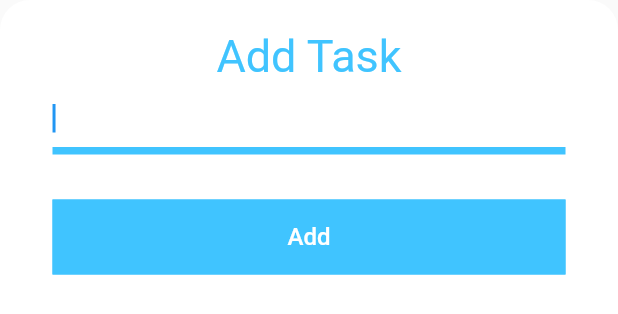
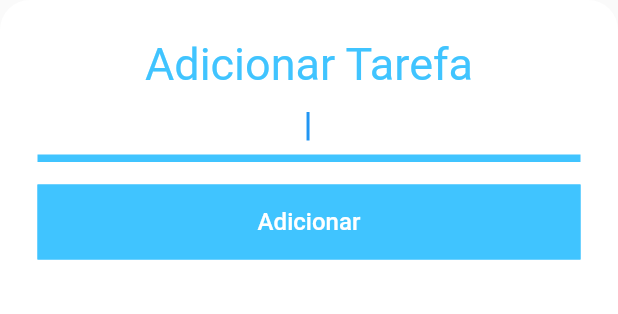
Before and after one commit to lincolnarrais/Todoey, a Flutter app: the AddTaskScreen widget shown alone on an empty page, opened directly, on a phone screen of 412 x 824 dp. Shown: the top 314 px of the screen. Run offline on Flutter 3.47's test engine with Material 2 defaults, Android fonts, the phone set to English and light mode, and no system bars.

Commit message:
Tradução para pt-BR, mais algumas pequenas alterações na UI

```diff
--- a/lib/main.dart
+++ b/lib/main.dart
@@ -14,6 +14,7 @@ class MyApp extends StatelessWidget {
     return ChangeNotifierProvider<TaskData>(
       create: (context) => TaskData(),
       child: MaterialApp(
+        title: 'Todoey',
         home: TasksScreen(),
       ),
     );
--- a/lib/provider/task_data.dart
+++ b/lib/provider/task_data.dart
@@ -4,9 +4,9 @@ import '../models/task.dart';
 
 class TaskData extends ChangeNotifier {
   List<Task> _tasks = [
-    Task(name: 'Buy  milk'),
-    Task(name: 'Buy  bread'),
-    Task(name: 'Buy  eggs'),
+    Task(name: 'Comprar leite'),
+    Task(name: 'Comprar pão'),
+    Task(name: 'Comprar ovos'),
   ];
 
   void addTask(String taskName) {
--- a/lib/screens/add_task_screen.dart
+++ b/lib/screens/add_task_screen.dart
@@ -11,8 +11,8 @@ class AddTaskScreen extends StatelessWidget {
 
     return Container(
       padding: EdgeInsets.symmetric(
-        vertical: 20,
-        horizontal: 35,
+        vertical: 25,
+        horizontal: 25,
       ),
       decoration: BoxDecoration(
         color: Colors.white,
@@ -22,7 +22,7 @@ class AddTaskScreen extends StatelessWidget {
         crossAxisAlignment: CrossAxisAlignment.stretch,
         children: <Widget>[
           Text(
-            'Add Task',
+            'Adicionar Tarefa',
             textAlign: TextAlign.center,
             style: TextStyle(
               color: Colors.lightBlueAccent,
@@ -31,6 +31,7 @@ class AddTaskScreen extends StatelessWidget {
           ),
           TextField(
             autofocus: true,
+            textAlign: TextAlign.center,
             decoration: InputDecoration(
               enabledBorder: kUnderlineInputBorder,
               focusedBorder: kUnderlineInputBorder,
@@ -39,7 +40,7 @@ class AddTaskScreen extends StatelessWidget {
               text = newText;
             },
           ),
-          SizedBox(height: 30),
+          SizedBox(height: 15),
           Container(
             height: 50,
             child: FlatButton(
@@ -50,7 +51,7 @@ class AddTaskScreen extends StatelessWidget {
               },
               color: Colors.lightBlueAccent,
               child: Text(
-                'Add',
+                'Adicionar',
                 style: TextStyle(fontSize: 16),
               ),
               textColor: Colors.white,
--- a/lib/widgets/tasks_list.dart
+++ b/lib/widgets/tasks_list.dart
@@ -26,15 +26,15 @@ class TasksList extends StatelessWidget {
                         context: context,
                         builder: (_) {
                           return CupertinoAlertDialog(
-                            title: Text('DELETE TASK'),
-                            content: Text('Do you wish to delete this task?'),
+                            title: Text('DELETAR TAREFA'),
+                            content: Text('Deseja deletar a Tarefa?'),
                             actions: <Widget>[
                               FlatButton(
                                 onPressed: () {
                                   // User presses NO
                                   Navigator.pop(context);
                                 },
-                                child: Text('No'),
+                                child: Text('Não'),
                               ),
                               FlatButton(
                                 onPressed: () {
@@ -42,7 +42,7 @@ class TasksList extends StatelessWidget {
                                   taskData.deleteTask(task);
                                   Navigator.pop(context);
                                 },
-                                child: Text('Yes'),
+                                child: Text('Sim'),
                               ),
                             ],
                           );
@@ -52,15 +52,15 @@ class TasksList extends StatelessWidget {
                         context: context,
                         builder: (_) {
                           return AlertDialog(
-                            title: Text('DELETE TASK'),
-                            content: Text('Do you wish to delete this task?'),
+                            title: Text('DELETAR TAREFA'),
+                            content: Text('Deseja deletar a Tarefa?'),
                             actions: <Widget>[
                               FlatButton(
                                 onPressed: () {
                                   // User presses NO
                                   Navigator.pop(context);
                                 },
-                                child: Text('No'),
+                                child: Text('Não'),
                               ),
                               FlatButton(
                                 onPressed: () {
@@ -68,7 +68,7 @@ class TasksList extends StatelessWidget {
                                   taskData.deleteTask(task);
                                   Navigator.pop(context);
                                 },
-                                child: Text('Yes'),
+                                child: Text('Sim'),
                               ),
                             ],
                           );
```
Also changed, not shown: lib/screens/tasks_screen.dart (+19 -11 lines).
